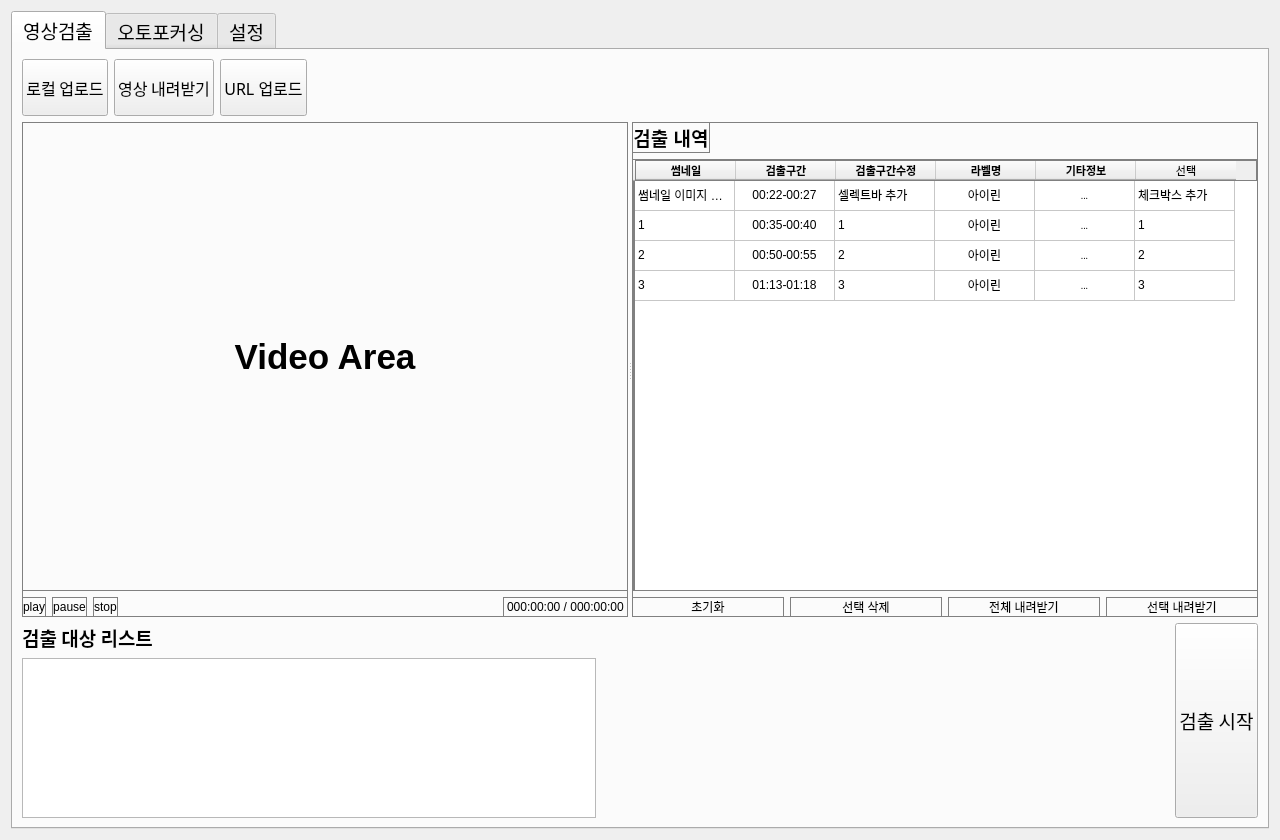
Old version of the form 02.Source/dev/BtiProject/ui/mainWindow.ui in the repository bookwho2063/bitproject.
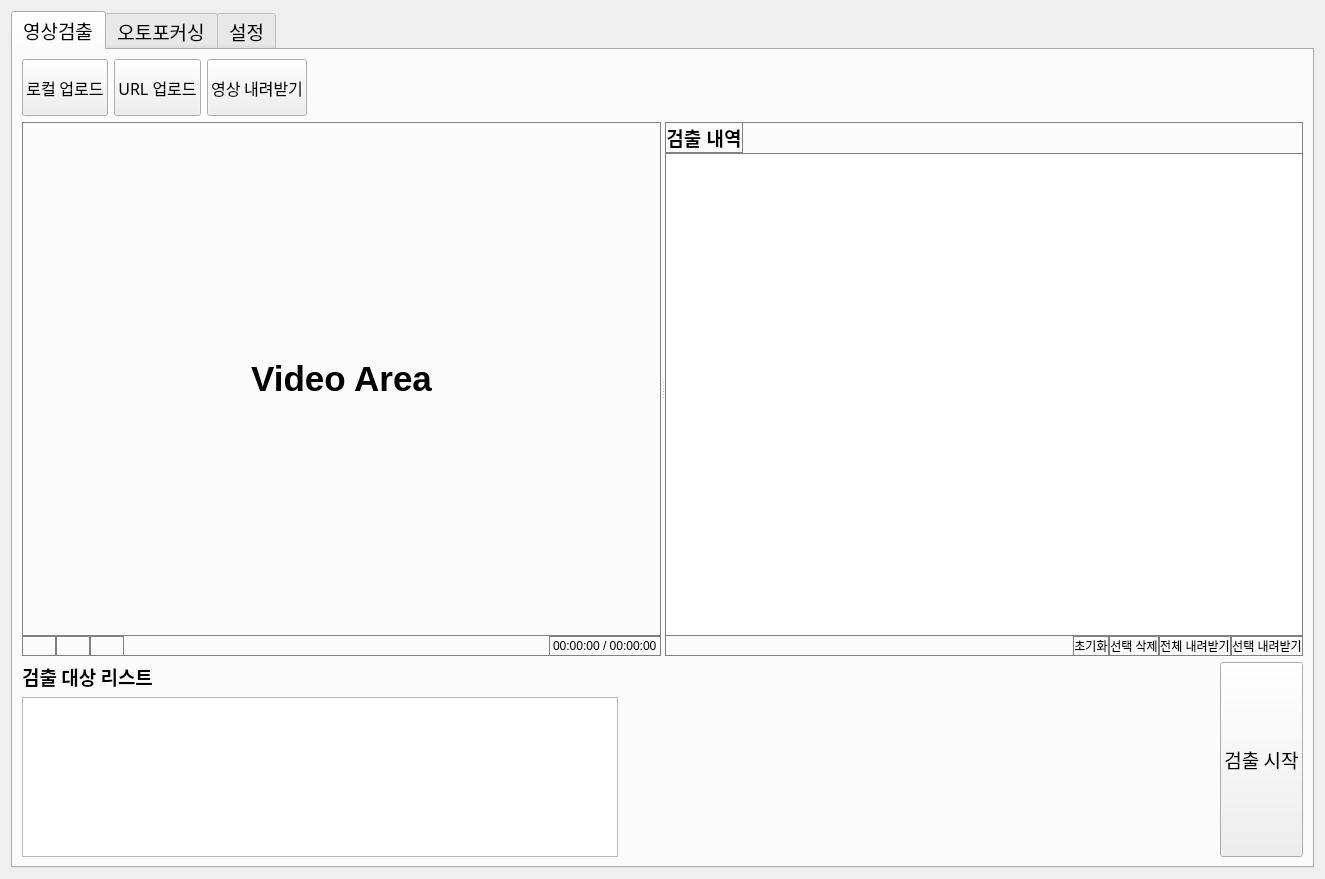
New version of the form. The open tabs and pages were chosen to show the change. Icons and pictures are not drawn.

Patch:
```diff
--- a/02.Source/dev/BtiProject/ui/mainWindow.ui
+++ b/02.Source/dev/BtiProject/ui/mainWindow.ui
@@ -6,8 +6,8 @@
    <rect>
     <x>0</x>
     <y>0</y>
-    <width>1280</width>
-    <height>840</height>
+    <width>1325</width>
+    <height>879</height>
    </rect>
   </property>
   <property name="minimumSize">
@@ -73,30 +73,6 @@
              </property>
             </widget>
            </item>
-           <item>
-            <widget class="QPushButton" name="ext_pushButton_mdDown">
-             <property name="sizePolicy">
-              <sizepolicy hsizetype="Preferred" vsizetype="Fixed">
-               <horstretch>0</horstretch>
-               <verstretch>0</verstretch>
-              </sizepolicy>
-             </property>
-             <property name="minimumSize">
-              <size>
-               <width>0</width>
-               <height>57</height>
-              </size>
-             </property>
-             <property name="font">
-              <font>
-               <pointsize>12</pointsize>
-              </font>
-             </property>
-             <property name="text">
-              <string>영상 내려받기</string>
-             </property>
-            </widget>
-           </item>
            <item>
             <widget class="QPushButton" name="ext_pushButton_urlUpload">
              <property name="sizePolicy">
@@ -121,6 +97,30 @@
              </property>
             </widget>
            </item>
+           <item>
+            <widget class="QPushButton" name="ext_pushButton_mdDown">
+             <property name="sizePolicy">
+              <sizepolicy hsizetype="Preferred" vsizetype="Fixed">
+               <horstretch>0</horstretch>
+               <verstretch>0</verstretch>
+              </sizepolicy>
+             </property>
+             <property name="minimumSize">
+              <size>
+               <width>0</width>
+               <height>57</height>
+              </size>
+             </property>
+             <property name="font">
+              <font>
+               <pointsize>12</pointsize>
+              </font>
+             </property>
+             <property name="text">
+              <string>영상 내려받기</string>
+             </property>
+            </widget>
+           </item>
            <item>
             <spacer name="ext_horizontalSpacer_top">
              <property name="orientation">
@@ -146,6 +146,9 @@
            <verstretch>0</verstretch>
           </sizepolicy>
          </property>
+         <property name="frameShadow">
+          <enum>QFrame::Plain</enum>
+         </property>
          <property name="orientation">
           <enum>Qt::Horizontal</enum>
          </property>
@@ -157,6 +160,21 @@
            <string notr="true">border: 1px solid gray;</string>
           </property>
           <layout class="QVBoxLayout" name="verticalLayout_7">
+           <property name="spacing">
+            <number>0</number>
+           </property>
+           <property name="leftMargin">
+            <number>0</number>
+           </property>
+           <property name="topMargin">
+            <number>0</number>
+           </property>
+           <property name="rightMargin">
+            <number>0</number>
+           </property>
+           <property name="bottomMargin">
+            <number>0</number>
+           </property>
            <item>
             <widget class="QLabel" name="ext_label_extMd">
              <property name="sizePolicy">
@@ -167,7 +185,7 @@
              </property>
              <property name="minimumSize">
               <size>
-               <width>160</width>
+               <width>480</width>
                <height>0</height>
               </size>
              </property>
@@ -205,7 +223,17 @@
                   </sizepolicy>
                  </property>
                  <property name="text">
-                  <string>play</string>
+                  <string/>
+                 </property>
+                 <property name="icon">
+                  <iconset>
+                   <normaloff>D:/project/bitproject/02.Source/dev/BtiProject/ex_PySide2/icon/play.png</normaloff>D:/project/bitproject/02.Source/dev/BtiProject/ex_PySide2/icon/play.png</iconset>
+                 </property>
+                 <property name="iconSize">
+                  <size>
+                   <width>32</width>
+                   <height>32</height>
+                  </size>
                  </property>
                 </widget>
                </item>
@@ -218,7 +246,17 @@
                   </sizepolicy>
                  </property>
                  <property name="text">
-                  <string>pause</string>
+                  <string/>
+                 </property>
+                 <property name="icon">
+                  <iconset>
+                   <normaloff>D:/project/bitproject/02.Source/dev/BtiProject/ex_PySide2/icon/pause.png</normaloff>D:/project/bitproject/02.Source/dev/BtiProject/ex_PySide2/icon/pause.png</iconset>
+                 </property>
+                 <property name="iconSize">
+                  <size>
+                   <width>32</width>
+                   <height>32</height>
+                  </size>
                  </property>
                 </widget>
                </item>
@@ -231,7 +269,17 @@
                   </sizepolicy>
                  </property>
                  <property name="text">
-                  <string>stop</string>
+                  <string/>
+                 </property>
+                 <property name="icon">
+                  <iconset>
+                   <normaloff>D:/project/bitproject/02.Source/dev/BtiProject/ex_PySide2/icon/stop.png</normaloff>D:/project/bitproject/02.Source/dev/BtiProject/ex_PySide2/icon/stop.png</iconset>
+                 </property>
+                 <property name="iconSize">
+                  <size>
+                   <width>32</width>
+                   <height>32</height>
+                  </size>
                  </property>
                 </widget>
                </item>
@@ -252,8 +300,23 @@
              </item>
              <item>
               <widget class="QLabel" name="ext_video_time">
+               <property name="sizePolicy">
+                <sizepolicy hsizetype="Preferred" vsizetype="Preferred">
+                 <horstretch>0</horstretch>
+                 <verstretch>0</verstretch>
+                </sizepolicy>
+               </property>
                <property name="text">
-                <string>000:00:00 / 000:00:00</string>
+                <string>00:00:00 / 00:00:00</string>
+               </property>
+               <property name="textFormat">
+                <enum>Qt::AutoText</enum>
+               </property>
+               <property name="scaledContents">
+                <bool>false</bool>
+               </property>
+               <property name="margin">
+                <number>0</number>
                </property>
               </widget>
              </item>
@@ -266,8 +329,23 @@
            <string notr="true">border: 1px solid gray;</string>
           </property>
           <layout class="QVBoxLayout" name="verticalLayout_6">
+           <property name="leftMargin">
+            <number>0</number>
+           </property>
+           <property name="topMargin">
+            <number>0</number>
+           </property>
+           <property name="rightMargin">
+            <number>0</number>
+           </property>
+           <property name="bottomMargin">
+            <number>0</number>
+           </property>
            <item>
             <layout class="QVBoxLayout" name="verticalLayout_3">
+             <property name="spacing">
+              <number>0</number>
+             </property>
              <item>
               <layout class="QHBoxLayout" name="horizontalLayout_3">
                <item>
@@ -288,6 +366,9 @@
                  <property name="alignment">
                   <set>Qt::AlignCenter</set>
                  </property>
+                 <property name="margin">
+                  <number>3</number>
+                 </property>
                 </widget>
                </item>
                <item>
@@ -306,7 +387,7 @@
               </layout>
              </item>
              <item>
-              <widget class="QTableWidget" name="ext_tableWidget_extResultList">
+              <widget class="QTableView" name="ext_tableView_extResultList">
                <property name="sizePolicy">
                 <sizepolicy hsizetype="Preferred" vsizetype="Expanding">
                  <horstretch>0</horstretch>
@@ -315,308 +396,30 @@
                </property>
                <property name="minimumSize">
                 <size>
-                 <width>160</width>
+                 <width>480</width>
                  <height>0</height>
                 </size>
                </property>
-               <row>
-                <property name="text">
-                 <string/>
-                </property>
-               </row>
-               <row>
-                <property name="text">
-                 <string/>
-                </property>
-               </row>
-               <row>
-                <property name="text">
-                 <string/>
-                </property>
-               </row>
-               <row>
-                <property name="text">
-                 <string/>
-                </property>
-               </row>
-               <column>
-                <property name="text">
-                 <string>썸네일</string>
-                </property>
-                <property name="font">
-                 <font>
-                  <family>나눔고딕 ExtraBold</family>
-                  <pointsize>8</pointsize>
-                  <weight>75</weight>
-                  <bold>true</bold>
-                 </font>
-                </property>
-                <property name="textAlignment">
-                 <set>AlignCenter</set>
-                </property>
-               </column>
-               <column>
-                <property name="text">
-                 <string>검출구간</string>
-                </property>
-                <property name="font">
-                 <font>
-                  <family>나눔고딕 ExtraBold</family>
-                  <pointsize>8</pointsize>
-                  <weight>75</weight>
-                  <bold>true</bold>
-                 </font>
-                </property>
-                <property name="textAlignment">
-                 <set>AlignCenter</set>
-                </property>
-               </column>
-               <column>
-                <property name="text">
-                 <string>검출구간수정</string>
-                </property>
-                <property name="font">
-                 <font>
-                  <family>나눔고딕 ExtraBold</family>
-                  <pointsize>8</pointsize>
-                  <weight>75</weight>
-                  <bold>true</bold>
-                 </font>
-                </property>
-                <property name="textAlignment">
-                 <set>AlignCenter</set>
-                </property>
-               </column>
-               <column>
-                <property name="text">
-                 <string>라벨명</string>
-                </property>
-                <property name="font">
-                 <font>
-                  <family>나눔고딕 ExtraBold</family>
-                  <pointsize>8</pointsize>
-                  <weight>75</weight>
-                  <bold>true</bold>
-                 </font>
-                </property>
-                <property name="textAlignment">
-                 <set>AlignCenter</set>
-                </property>
-               </column>
-               <column>
-                <property name="text">
-                 <string>기타정보</string>
-                </property>
-                <property name="font">
-                 <font>
-                  <family>나눔고딕 ExtraBold</family>
-                  <pointsize>8</pointsize>
-                  <weight>75</weight>
-                  <bold>true</bold>
-                 </font>
-                </property>
-                <property name="textAlignment">
-                 <set>AlignCenter</set>
-                </property>
-               </column>
-               <column>
-                <property name="text">
-                 <string>선택</string>
-                </property>
-                <property name="font">
-                 <font>
-                  <family>나눔고딕 ExtraBold</family>
-                  <pointsize>8</pointsize>
-                 </font>
-                </property>
-                <property name="textAlignment">
-                 <set>AlignCenter</set>
-                </property>
-               </column>
-               <item row="0" column="0">
-                <property name="text">
-                 <string>썸네일 이미지 추가예정</string>
-                </property>
-               </item>
-               <item row="0" column="1">
-                <property name="text">
-                 <string>00:22-00:27</string>
-                </property>
-                <property name="textAlignment">
-                 <set>AlignCenter</set>
-                </property>
-               </item>
-               <item row="0" column="2">
-                <property name="text">
-                 <string>셀렉트바 추가</string>
-                </property>
-               </item>
-               <item row="0" column="3">
-                <property name="text">
-                 <string>아이린</string>
-                </property>
-                <property name="textAlignment">
-                 <set>AlignCenter</set>
-                </property>
-               </item>
-               <item row="0" column="4">
-                <property name="text">
-                 <string>...</string>
-                </property>
-                <property name="font">
-                 <font>
-                  <family>나눔고딕코딩</family>
-                  <pointsize>7</pointsize>
-                 </font>
-                </property>
-                <property name="textAlignment">
-                 <set>AlignCenter</set>
-                </property>
-               </item>
-               <item row="0" column="5">
-                <property name="text">
-                 <string>체크박스 추가</string>
-                </property>
-               </item>
-               <item row="1" column="0">
-                <property name="text">
-                 <string>1</string>
-                </property>
-               </item>
-               <item row="1" column="1">
-                <property name="text">
-                 <string>00:35-00:40</string>
-                </property>
-                <property name="textAlignment">
-                 <set>AlignCenter</set>
-                </property>
-               </item>
-               <item row="1" column="2">
-                <property name="text">
-                 <string>1</string>
-                </property>
-               </item>
-               <item row="1" column="3">
-                <property name="text">
-                 <string>아이린</string>
-                </property>
-                <property name="textAlignment">
-                 <set>AlignCenter</set>
-                </property>
-               </item>
-               <item row="1" column="4">
-                <property name="text">
-                 <string>...</string>
-                </property>
-                <property name="font">
-                 <font>
-                  <family>나눔고딕코딩</family>
-                  <pointsize>7</pointsize>
-                 </font>
-                </property>
-                <property name="textAlignment">
-                 <set>AlignCenter</set>
-                </property>
-               </item>
-               <item row="1" column="5">
-                <property name="text">
-                 <string>1</string>
-                </property>
-               </item>
-               <item row="2" column="0">
-                <property name="text">
-                 <string>2</string>
-                </property>
-               </item>
-               <item row="2" column="1">
-                <property name="text">
-                 <string>00:50-00:55</string>
-                </property>
-                <property name="textAlignment">
-                 <set>AlignCenter</set>
-                </property>
-               </item>
-               <item row="2" column="2">
-                <property name="text">
-                 <string>2</string>
-                </property>
-               </item>
-               <item row="2" column="3">
-                <property name="text">
-                 <string>아이린</string>
-                </property>
-                <property name="textAlignment">
-                 <set>AlignCenter</set>
-                </property>
-               </item>
-               <item row="2" column="4">
-                <property name="text">
-                 <string>...</string>
-                </property>
-                <property name="font">
-                 <font>
-                  <family>나눔고딕코딩</family>
-                  <pointsize>7</pointsize>
-                 </font>
-                </property>
-                <property name="textAlignment">
-                 <set>AlignCenter</set>
-                </property>
-               </item>
-               <item row="2" column="5">
-                <property name="text">
-                 <string>2</string>
-                </property>
-               </item>
-               <item row="3" column="0">
-                <property name="text">
-                 <string>3</string>
-                </property>
-               </item>
-               <item row="3" column="1">
-                <property name="text">
-                 <string>01:13-01:18</string>
-                </property>
-                <property name="textAlignment">
-                 <set>AlignCenter</set>
-                </property>
-               </item>
-               <item row="3" column="2">
-                <property name="text">
-                 <string>3</string>
-                </property>
-               </item>
-               <item row="3" column="3">
-                <property name="text">
-                 <string>아이린</string>
-                </property>
-                <property name="textAlignment">
-                 <set>AlignCenter</set>
-                </property>
-               </item>
-               <item row="3" column="4">
-                <property name="text">
-                 <string>...</string>
-                </property>
-                <property name="font">
-                 <font>
-                  <family>나눔고딕코딩</family>
-                  <pointsize>7</pointsize>
-                 </font>
-                </property>
-                <property name="textAlignment">
-                 <set>AlignCenter</set>
-                </property>
-               </item>
-               <item row="3" column="5">
-                <property name="text">
-                 <string>3</string>
-                </property>
-               </item>
               </widget>
              </item>
              <item>
               <layout class="QHBoxLayout" name="horizontalLayout">
+               <property name="sizeConstraint">
+                <enum>QLayout::SetFixedSize</enum>
+               </property>
+               <item>
+                <spacer name="horizontalSpacer_4">
+                 <property name="orientation">
+                  <enum>Qt::Horizontal</enum>
+                 </property>
+                 <property name="sizeHint" stdset="0">
+                  <size>
+                   <width>40</width>
+                   <height>20</height>
+                  </size>
+                 </property>
+                </spacer>
+               </item>
                <item>
                 <widget class="QPushButton" name="ext_pushButton_allClear">
                  <property name="font">
@@ -627,6 +430,12 @@
                  <property name="text">
                   <string>초기화</string>
                  </property>
+                 <property name="iconSize">
+                  <size>
+                   <width>32</width>
+                   <height>32</height>
+                  </size>
+                 </property>
                 </widget>
                </item>
                <item>
```
Left out of the diff: 189 changed lines with no effect on the pictures.
